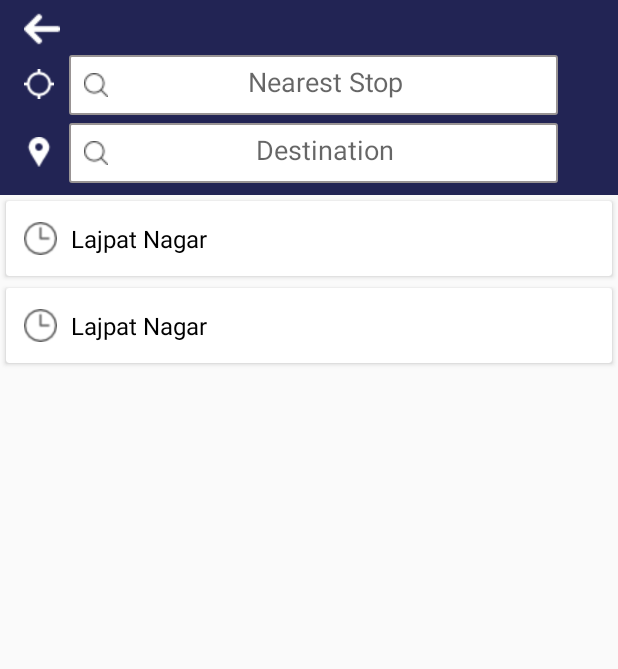
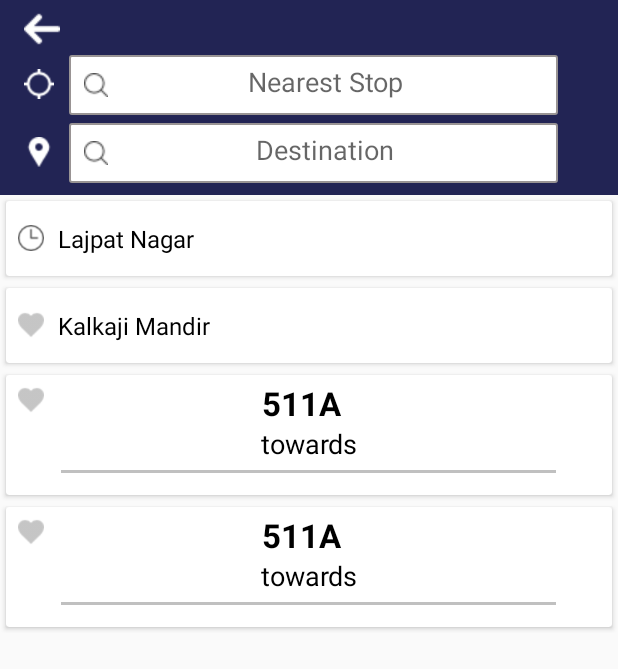
Before and after one commit to khurranasagar/busKAROApp, an Android app: the Destinations screen opened directly, with no data from a screen before it, on a phone screen of 412 x 824 dp. Shown: the top 669 px of the screen. Run offline under Robolectric (Android 15) with nearby library versions, the phone set to English and light mode, and no system bars.

Commit message:
dest screen card type 2

```diff
--- a/app/src/main/java/com/example/sagar/buskaro/DestAdapter.java
+++ b/app/src/main/java/com/example/sagar/buskaro/DestAdapter.java
@@ -1,6 +1,8 @@
 package com.example.sagar.buskaro;
 
 import android.content.Context;
+import android.content.Intent;
+import android.support.v7.widget.CardView;
 import android.support.v7.widget.RecyclerView;
 import android.view.LayoutInflater;
 import android.view.View;
@@ -14,7 +16,7 @@ import java.util.List;
  * Created by Harshit Verma on 23-03-2018.
  */
 
-public class DestAdapter extends RecyclerView.Adapter<DestAdapter.ProductViewHolder> {
+public class DestAdapter extends RecyclerView.Adapter<DestAdapter.DestViewHolder> {
     private Context ctx;
     private List<Dest> destlist;
 
@@ -23,19 +25,80 @@ public class DestAdapter extends RecyclerView.Adapter<DestAdapter.ProductViewHol
         this.destlist = destlist;
     }
 
+
     @Override
-    public ProductViewHolder onCreateViewHolder(ViewGroup parent, int viewType) {
-        LayoutInflater inflater = LayoutInflater.from(ctx);
-        View view = inflater.inflate(R.layout.dest_card1, null);
-        return new ProductViewHolder(view);
+    public DestViewHolder onCreateViewHolder(ViewGroup parent, int viewType) {
+        View view;
+        DestViewHolder vh;
+        switch (viewType){
+            case 0:
+                LayoutInflater inflater = LayoutInflater.from(ctx);
+                view = inflater.inflate(R.layout.dest_card1, null);
+                vh=new DestViewHolder(view,viewType);
+                return vh;
+            case 1:
+                LayoutInflater inflater2 = LayoutInflater.from(ctx);
+                view = inflater2.inflate(R.layout.dest_card2, null);
+                vh=new DestViewHolder(view,viewType);
+                return vh;
+            default:
+                LayoutInflater inflater3 = LayoutInflater.from(ctx);
+                view = inflater3.inflate(R.layout.dest_card1, null);
+                vh=new DestViewHolder(view,viewType);
+                return vh;
+        }
+
     }
 
     @Override
-    public void onBindViewHolder(ProductViewHolder holder, int position) {
-        Dest prod=destlist.get(position);
-        holder.destname.setText(prod.getDestname());
+    public void onBindViewHolder(DestViewHolder holder, final int position) {
+        switch (holder.getItemViewType()){
+            case 0:
 
-        holder.destimg.setImageDrawable(ctx.getResources().getDrawable(prod.getImage()));
+                Dest dest=destlist.get(position);
+                holder.destname.setText(dest.getDestname());
+
+                holder.destimg.setImageDrawable(ctx.getResources().getDrawable(dest.getImage()));
+                holder.cardView.setOnClickListener(new View.OnClickListener() {
+                    @Override
+                    public void onClick(View v) {
+                        Intent intent = new Intent(ctx,Buses.class);
+                        intent.putExtra("dest",destlist.get(position).getDestname());
+
+                        intent.putExtra("favrecimg",destlist.get(position).getImage());
+                        ctx.startActivity(intent);
+
+                    }
+                });
+                break;
+
+            case 2:
+                Dest dest2=destlist.get(position);
+                holder.destname.setText(dest2.getDestname());
+
+                holder.destimg.setImageDrawable(ctx.getResources().getDrawable(dest2.getImage()));
+                holder.cardView.setOnClickListener(new View.OnClickListener() {
+                    @Override
+                    public void onClick(View v) {
+                        Intent intent = new Intent(ctx,Buses.class);
+                        intent.putExtra("dest",destlist.get(position).getDestname());
+
+                        intent.putExtra("favrecimg",destlist.get(position).getImage());
+                        ctx.startActivity(intent);
+
+                    }
+                });
+                break;
+        }
+
+    }
+
+    @Override
+    public int getItemViewType(int position) {
+        if(position>1)
+            return 1;
+        else
+            return 0;
     }
 
     @Override
@@ -43,14 +106,27 @@ public class DestAdapter extends RecyclerView.Adapter<DestAdapter.ProductViewHol
         return destlist.size();
     }
 
-    class ProductViewHolder extends RecyclerView.ViewHolder{
+    class DestViewHolder extends RecyclerView.ViewHolder{
         ImageView destimg;
         TextView destname;
-        public ProductViewHolder(View itemView) {
+        CardView cardView;
+        public DestViewHolder(View itemView, int viewType) {
             super(itemView);
-            destimg=itemView.findViewById(R.id.desticon);
-            destname=itemView.findViewById(R.id.destname);
+            if(viewType==0)
+            {
+                destimg=itemView.findViewById(R.id.desticon);
+                destname=itemView.findViewById(R.id.destname);
+                cardView = itemView.findViewById(R.id.dest_card);
+            }
+            else if(viewType==1)
+            {
+                destimg=itemView.findViewById(R.id.desticon2);
+                destname=itemView.findViewById(R.id.destname2);
+                cardView = itemView.findViewById(R.id.dest_card2);
+            }
+
 
         }
     }
+
 }
--- a/app/src/main/java/com/example/sagar/buskaro/Destinations.java
+++ b/app/src/main/java/com/example/sagar/buskaro/Destinations.java
@@ -27,7 +27,13 @@ public class Destinations extends AppCompatActivity {
                 new Dest(R.drawable.clock,"Lajpat Nagar")
         );
         destlist.add(
-                new Dest(R.drawable.clock,"Lajpat Nagar")
+                new Dest(R.drawable.favorite2,"Kalkaji Mandir")
+        );
+        destlist.add(
+                new Dest(R.drawable.clock,"Kailash Colony")
+        );
+        destlist.add(
+                new Dest(R.drawable.favorite2,"Greater Kailash")
         );
 
         adapter2 = new DestAdapter(this, destlist);
--- a/app/src/main/res/layout/dest_card1.xml
+++ b/app/src/main/res/layout/dest_card1.xml
@@ -6,6 +6,7 @@
     android:layout_height="wrap_content">
 
     <android.support.v7.widget.CardView
+        android:id="@+id/dest_card"
         android:layout_width="match_parent"
         android:layout_height="wrap_content"
         android:clickable="true"
@@ -15,12 +16,12 @@
         <RelativeLayout
             android:layout_width="match_parent"
             android:layout_height="50dp"
-            android:padding="8dp">
+            android:padding="4dp">
 
             <ImageView
                 android:id="@+id/desticon"
-                android:layout_width="30dp"
-                android:layout_height="30dp"
+                android:layout_width="25dp"
+                android:layout_height="25dp"
                 android:layout_centerVertical="true"
                 android:layout_alignParentStart="true"
                 android:padding="4dp" />
--- /dev/null
+++ b/app/src/main/res/layout/dest_card2.xml
@@ -0,0 +1,68 @@
+<?xml version="1.0" encoding="utf-8"?>
+<LinearLayout xmlns:android="http://schemas.android.com/apk/res/android"
+    xmlns:app="http://schemas.android.com/apk/res-auto"
+    android:orientation="vertical"
+    android:layout_width="match_parent"
+    android:layout_height="wrap_content">
+
+    <android.support.v7.widget.CardView
+        android:id="@+id/dest_card2"
+        android:layout_width="match_parent"
+        android:layout_height="wrap_content"
+        android:clickable="true"
+        android:foreground="?android:attr/selectableItemBackground"
+        android:layout_margin="4dp">
+
+        <RelativeLayout
+            android:layout_width="match_parent"
+            android:layout_height="80dp"
+            android:padding="4dp">
+
+            <ImageView
+                android:id="@+id/desticon2"
+                android:layout_width="25dp"
+                android:layout_height="25dp"
+                android:layout_alignParentStart="true"
+                android:layout_alignTop="@+id/destname2"
+                android:padding="4dp"
+                android:src="@drawable/favorite2" />
+
+            <TextView
+                android:id="@+id/destname2"
+                android:layout_width="match_parent"
+                android:layout_height="wrap_content"
+                android:layout_marginRight="35dp"
+                android:layout_toRightOf="@+id/desticon2"
+                android:textAlignment="center"
+                android:textSize="22sp"
+                android:textStyle="bold"
+                android:textAppearance="@style/Base.TextAppearance.AppCompat.Small"
+                android:text="511A"
+                android:textColor="#000000" />
+
+            <TextView
+                android:id="@+id/towards"
+                android:layout_width="match_parent"
+                android:layout_height="wrap_content"
+                android:layout_below="@+id/destname2"
+                android:textAlignment="center"
+                android:textSize="18sp"
+                android:textAppearance="@style/Base.TextAppearance.AppCompat.Small"
+                android:text="towards"
+                android:textColor="#000000" />
+
+            <View
+                android:layout_width="330dp"
+                android:layout_marginTop="5dp"
+                android:layout_centerHorizontal="true"
+                android:layout_height="2dp"
+                android:layout_below="@+id/towards"
+                android:background="#c0c0c0"/>
+
+
+
+        </RelativeLayout>
+
+    </android.support.v7.widget.CardView>
+
+</LinearLayout>
```
Also changed, not shown: app/src/main/res/drawable/favorite.png (added), app/src/main/res/drawable/favorite2.png (added).
